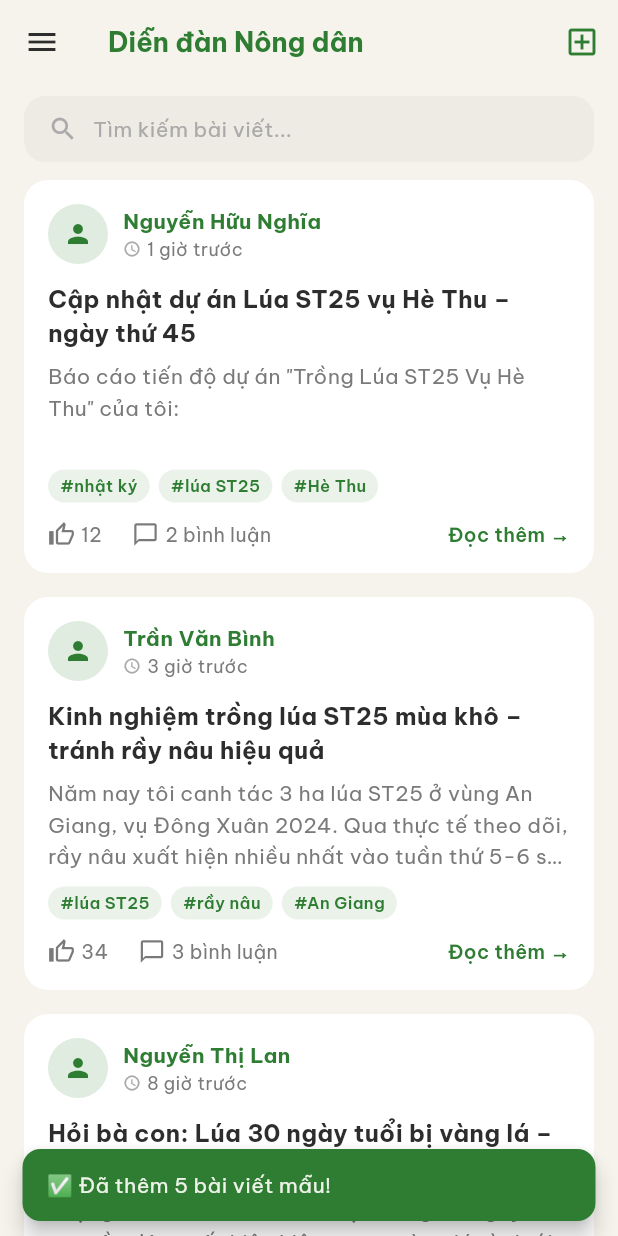
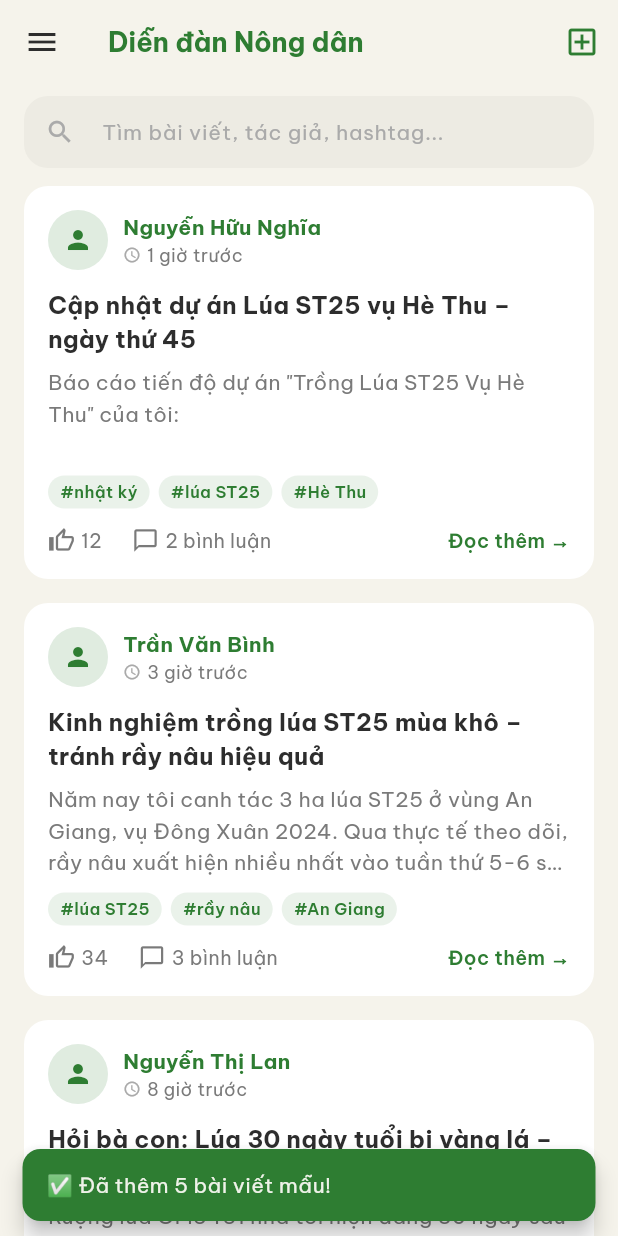
Before and after one commit to Huy-HamHoc/tro-nong, a Flutter app: the ForumScreen screen opened directly, after a tap on the "add box" icon, on a phone screen of 412 x 824 dp. Run offline on Flutter 3.47's test engine with Material 3 defaults, Android fonts, the phone set to English and light mode, and no system bars; our stand-ins replace cloud_firestore, firebase_auth, firebase_core, flutter_tts, google_fonts, qr_flutter and 1 more; accounts and stored records are empty; network calls fail.

Commit message:
update_api

```diff
--- a/lib/screens/forum_screen.dart
+++ b/lib/screens/forum_screen.dart
@@ -6,9 +6,16 @@ import '../theme/app_theme.dart';
 import '../services/firestore_service.dart';
 import 'forum_post_detail_screen.dart';
 
-class ForumScreen extends StatelessWidget {
+class ForumScreen extends StatefulWidget {
   final Widget? drawer;
   const ForumScreen({super.key, this.drawer});
+
+  @override
+  State<ForumScreen> createState() => _ForumScreenState();
+}
+
+class _ForumScreenState extends State<ForumScreen> {
+  String _searchQuery = '';
 
   /// Seed bài viết mẫu vào Firestore (chỉ chạy 1 lần)
   Future<void> _seedSamplePosts(BuildContext context) async {
@@ -140,7 +147,7 @@ class ForumScreen extends StatelessWidget {
   Widget build(BuildContext context) {
     return Scaffold(
       backgroundColor: AppColors.background,
-      drawer: drawer,
+      drawer: widget.drawer,
       appBar: AppBar(
         backgroundColor: AppColors.background,
         leading: Builder(
@@ -166,20 +173,25 @@ class ForumScreen extends StatelessWidget {
           // Search bar
           Padding(
             padding: const EdgeInsets.fromLTRB(16, 8, 16, 0),
-            child: Container(
-              padding: const EdgeInsets.symmetric(horizontal: 16, vertical: 12),
-              decoration: BoxDecoration(
-                color: AppColors.inputBg,
-                borderRadius: BorderRadius.circular(14),
+            child: TextField(
+              onChanged: (value) {
+                setState(() {
+                  _searchQuery = value.toLowerCase();
+                });
+              },
+              decoration: InputDecoration(
+                hintText: 'Tìm bài viết, tác giả, hashtag...',
+                hintStyle: GoogleFonts.beVietnamPro(fontSize: 14, color: AppColors.textLight),
+                prefixIcon: const Icon(Icons.search, color: AppColors.textLight, size: 20),
+                filled: true,
+                fillColor: AppColors.inputBg,
+                border: OutlineInputBorder(
+                  borderRadius: BorderRadius.circular(14),
+                  borderSide: BorderSide.none,
+                ),
+                contentPadding: const EdgeInsets.symmetric(horizontal: 16, vertical: 12),
               ),
-              child: Row(
-                children: [
-                  Icon(Icons.search, color: AppColors.textLight, size: 20),
-                  const SizedBox(width: 10),
-                  Text('Tìm kiếm bài viết...',
-                      style: GoogleFonts.beVietnamPro(fontSize: 14, color: AppColors.textLight)),
-                ],
-              ),
+              style: GoogleFonts.beVietnamPro(fontSize: 14, color: AppColors.textPrimary),
             ),
           ),
           const SizedBox(height: 12),
@@ -194,7 +206,24 @@ class ForumScreen extends StatelessWidget {
                     child: CircularProgressIndicator(color: AppColors.primaryGreen),
                   );
                 }
-                final docs = snapshot.data?.docs ?? [];
+                final allDocs = snapshot.data?.docs ?? [];
+                final docs = allDocs.where((doc) {
+                  if (_searchQuery.isEmpty) return true;
+                  final data = doc.data() as Map<String, dynamic>;
+                  final title = (data['title'] ?? '').toString().toLowerCase();
+                  final content = (data['content'] ?? '').toString().toLowerCase();
+                  final author = (data['authorName'] ?? '').toString().toLowerCase();
+                  final tags = (data['tags'] as List<dynamic>?)?.map((e) => e.toString().toLowerCase()).toList() ?? [];
+
+                  if (title.contains(_searchQuery)) return true;
+                  if (content.contains(_searchQuery)) return true;
+                  if (author.contains(_searchQuery)) return true;
+                  for (final tag in tags) {
+                    if (tag.contains(_searchQuery)) return true;
+                  }
+                  return false;
+                }).toList();
+
                 if (docs.isEmpty) {
                   return Center(
                     child: Column(
```
Also changed, not shown: lib/services/gemini_service.dart (+19 -22 lines).
